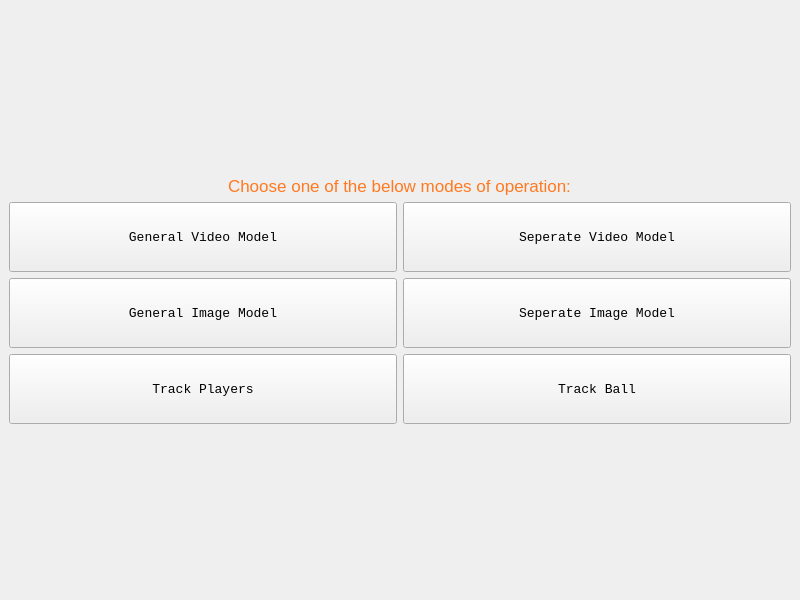
Before: the Qt Designer form GUI/mode_chooser.ui in NoureldinYosri/Graduation-Project, drawn with Qt 5.
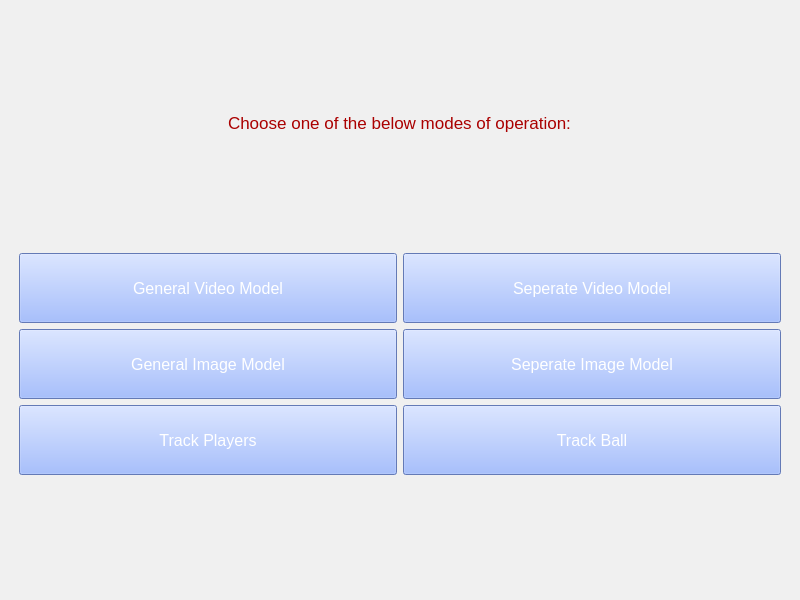
After: the same form once the commit is applied.

Patch:
```diff
--- a/GUI/mode_chooser.ui
+++ b/GUI/mode_chooser.ui
@@ -13,10 +13,30 @@
   <property name="windowTitle">
    <string>MainWindow</string>
   </property>
+  <property name="styleSheet">
+   <string notr="true">background-color: rgb(231, 208, 208);
+</string>
+  </property>
   <widget class="QWidget" name="centralwidget">
+   <property name="styleSheet">
+    <string notr="true">background-color: rgb(240, 240, 240)
+</string>
+   </property>
    <layout class="QGridLayout" name="gridLayout">
-    <item row="0" column="0">
+    <item row="1" column="0">
      <layout class="QGridLayout" name="gridLayout_2">
+      <property name="leftMargin">
+       <number>10</number>
+      </property>
+      <property name="topMargin">
+       <number>10</number>
+      </property>
+      <property name="rightMargin">
+       <number>10</number>
+      </property>
+      <property name="bottomMargin">
+       <number>10</number>
+      </property>
       <item row="3" column="0">
        <widget class="QPushButton" name="general_img_btn">
         <property name="minimumSize">
@@ -27,18 +47,17 @@
         </property>
         <property name="font">
          <font>
-          <family>Consolas</family>
-          <pointsize>10</pointsize>
+          <family>Arial</family>
+          <pointsize>12</pointsize>
           <weight>50</weight>
+          <italic>false</italic>
           <bold>false</bold>
-          <underline>false</underline>
-          <strikeout>false</strikeout>
-          <stylestrategy>PreferDefault</stylestrategy>
-          <kerning>true</kerning>
          </font>
         </property>
         <property name="styleSheet">
-         <string notr="true"/>
+         <string notr="true">color: #fff;
+background-color: rgb(140, 171, 255);
+font: 12pt &quot;Arial&quot;;</string>
         </property>
         <property name="text">
          <string>General Image Model</string>
@@ -55,18 +74,17 @@
         </property>
         <property name="font">
          <font>
-          <family>Consolas</family>
-          <pointsize>10</pointsize>
+          <family>Arial</family>
+          <pointsize>12</pointsize>
           <weight>50</weight>
+          <italic>false</italic>
           <bold>false</bold>
-          <underline>false</underline>
-          <strikeout>false</strikeout>
-          <stylestrategy>PreferDefault</stylestrategy>
-          <kerning>true</kerning>
          </font>
         </property>
         <property name="styleSheet">
-         <string notr="true"/>
+         <string notr="true">color: #fff;
+background-color: rgb(140, 171, 255);
+font: 12pt &quot;Arial&quot;;</string>
         </property>
         <property name="text">
          <string>Seperate Video Model</string>
@@ -83,51 +101,23 @@
         </property>
         <property name="font">
          <font>
-          <family>Consolas</family>
-          <pointsize>10</pointsize>
+          <family>Arial</family>
+          <pointsize>12</pointsize>
           <weight>50</weight>
+          <italic>false</italic>
           <bold>false</bold>
-          <underline>false</underline>
-          <strikeout>false</strikeout>
-          <stylestrategy>PreferDefault</stylestrategy>
-          <kerning>true</kerning>
          </font>
         </property>
         <property name="styleSheet">
-         <string notr="true"/>
+         <string notr="true">color: #fff;
+background-color: rgb(140, 171, 255);
+font: 12pt &quot;Arial&quot;;</string>
         </property>
         <property name="text">
          <string>Seperate Image Model</string>
         </property>
        </widget>
       </item>
-      <item row="1" column="0" colspan="2" alignment="Qt::AlignHCenter">
-       <widget class="QLabel" name="label">
-        <property name="sizePolicy">
-         <sizepolicy hsizetype="Preferred" vsizetype="Fixed">
-          <horstretch>0</horstretch>
-          <verstretch>0</verstretch>
-         </sizepolicy>
-        </property>
-        <property name="font">
-         <font>
-          <family>Arial</family>
-          <pointsize>13</pointsize>
-          <italic>false</italic>
-          <underline>false</underline>
-         </font>
-        </property>
-        <property name="autoFillBackground">
-         <bool>false</bool>
-        </property>
-        <property name="styleSheet">
-         <string notr="true">color: rgb(255, 121, 32);</string>
-        </property>
-        <property name="text">
-         <string>Choose one of the below modes of operation:</string>
-        </property>
-       </widget>
-      </item>
       <item row="2" column="0">
        <widget class="QPushButton" name="general_video_btn">
         <property name="minimumSize">
@@ -138,18 +128,17 @@
         </property>
         <property name="font">
          <font>
-          <family>Consolas</family>
-          <pointsize>10</pointsize>
+          <family>Arial</family>
+          <pointsize>12</pointsize>
           <weight>50</weight>
+          <italic>false</italic>
           <bold>false</bold>
-          <underline>false</underline>
-          <strikeout>false</strikeout>
-          <stylestrategy>PreferDefault</stylestrategy>
-          <kerning>true</kerning>
          </font>
         </property>
         <property name="styleSheet">
-         <string notr="true"/>
+         <string notr="true">color: #fff;
+background-color: rgb(140, 171, 255);
+font: 12pt &quot;Arial&quot;;</string>
         </property>
         <property name="text">
          <string>General Video Model</string>
@@ -166,12 +155,17 @@
         </property>
         <property name="font">
          <font>
-          <family>Consolas</family>
-          <pointsize>10</pointsize>
+          <family>Arial</family>
+          <pointsize>12</pointsize>
+          <weight>50</weight>
+          <italic>false</italic>
+          <bold>false</bold>
          </font>
         </property>
         <property name="styleSheet">
-         <string notr="true"/>
+         <string notr="true">color: #fff;
+background-color: rgb(140, 171, 255);
+font: 12pt &quot;Arial&quot;;</string>
         </property>
         <property name="text">
          <string>Track Players</string>
@@ -188,12 +182,17 @@
         </property>
         <property name="font">
          <font>
-          <family>Consolas</family>
-          <pointsize>10</pointsize>
+          <family>Arial</family>
+          <pointsize>12</pointsize>
+          <weight>50</weight>
+          <italic>false</italic>
+          <bold>false</bold>
          </font>
         </property>
         <property name="styleSheet">
-         <string notr="true"/>
+         <string notr="true">color: #fff;
+background-color: rgb(140, 171, 255);
+font: 12pt &quot;Arial&quot;;</string>
         </property>
         <property name="text">
          <string>Track Ball</string>
@@ -202,6 +201,36 @@
       </item>
      </layout>
     </item>
+    <item row="0" column="0" alignment="Qt::AlignHCenter">
+     <widget class="QLabel" name="label">
+      <property name="sizePolicy">
+       <sizepolicy hsizetype="Preferred" vsizetype="Fixed">
+        <horstretch>0</horstretch>
+        <verstretch>0</verstretch>
+       </sizepolicy>
+      </property>
+      <property name="font">
+       <font>
+        <family>Arial</family>
+        <pointsize>13</pointsize>
+        <italic>false</italic>
+        <underline>false</underline>
+       </font>
+      </property>
+      <property name="autoFillBackground">
+       <bool>false</bool>
+      </property>
+      <property name="styleSheet">
+       <string notr="true">color: rgb(170, 0, 0)</string>
+      </property>
+      <property name="text">
+       <string>Choose one of the below modes of operation:</string>
+      </property>
+      <property name="margin">
+       <number>10</number>
+      </property>
+     </widget>
+    </item>
    </layout>
   </widget>
  </widget>
```
